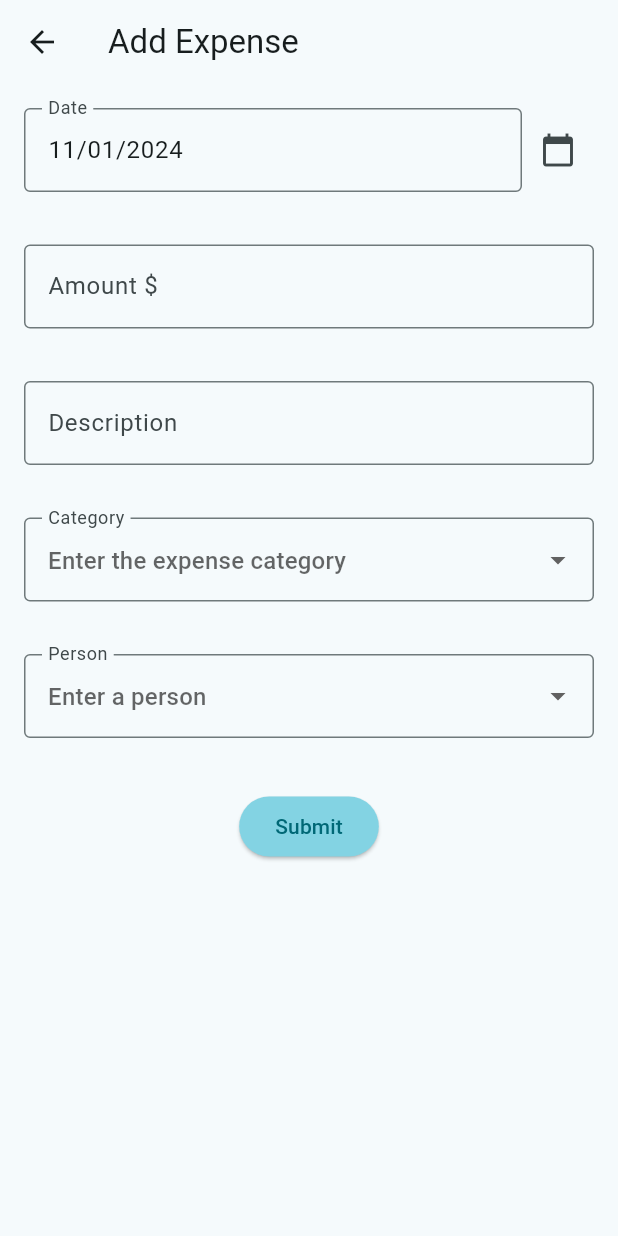
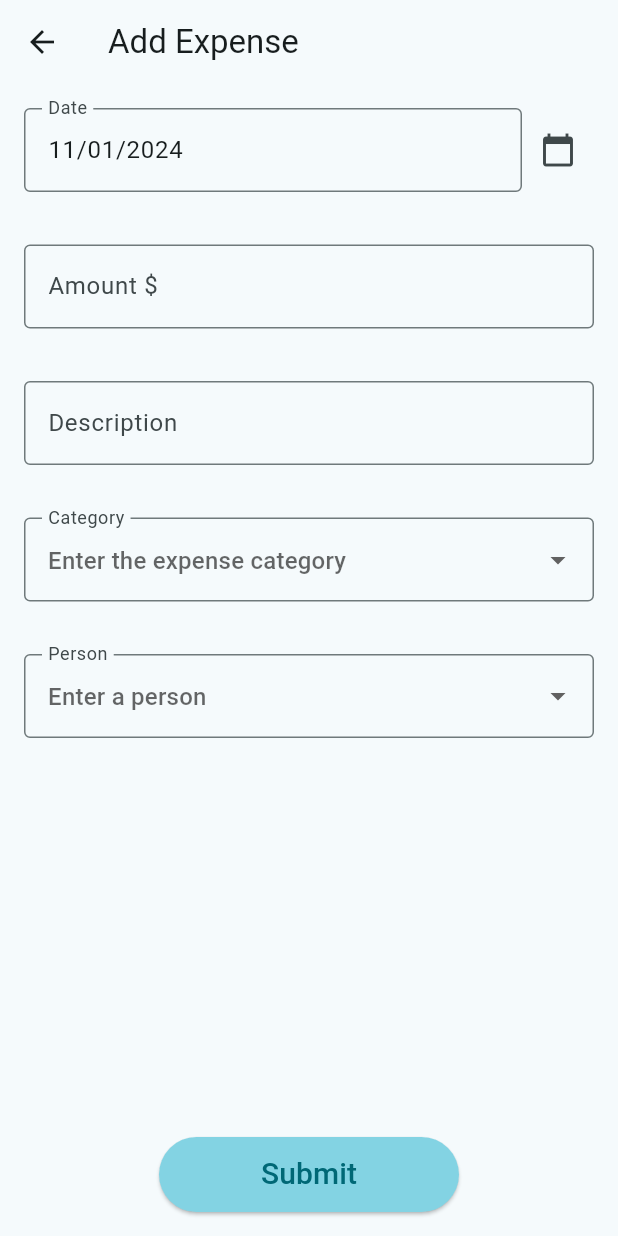
Before and after one commit to dhruv282/expense-manager, a Flutter app: the AddExpensePage screen opened directly, on a phone screen of 412 x 824 dp. Run offline on Flutter 3.47's test engine with Material 3 defaults, Android fonts, the phone set to English and light mode, and no system bars; our stand-ins replace currency_text_input_formatter, data_table_2, flutter_secure_storage, logger; missing offline and left inert: pattern_formatter, postgres; accounts and stored records are empty.

Commit message:
Fix scrollview and add move submit button to bottomsheet

```diff
--- a/lib/components/expense_form/expense_form.dart
+++ b/lib/components/expense_form/expense_form.dart
@@ -51,7 +51,9 @@ class _ExpenseFormState extends State<ExpenseForm> {
   Widget build(BuildContext context) {
     final ThemeData theme = Theme.of(context);
     final expenseProvider = Provider.of<ExpenseProvider>(context);
-    return Form(
+    return Scaffold(
+      body: SingleChildScrollView(
+          child: Form(
               key: _formKey,
               child: Column(
                 mainAxisAlignment: MainAxisAlignment.start,
@@ -64,7 +66,8 @@ class _ExpenseFormState extends State<ExpenseForm> {
                         maxCharacters: null,
                         keyboardType: TextInputType.datetime,
                         inputFormatter: DateInputFormatter(),
-                  controller: widget.controllerMap[dateTextFormFieldLabel]!,
+                        controller:
+                            widget.controllerMap[dateTextFormFieldLabel]!,
                         labelText: dateTextFormFieldLabel,
                         hintText: dateTextFormFieldHint,
                         obscureText: false,
@@ -115,8 +118,10 @@ class _ExpenseFormState extends State<ExpenseForm> {
                     enabled: true,
                     maxCharacters: null,
                     keyboardType: TextInputType.text,
-              inputFormatter: FilteringTextInputFormatter.singleLineFormatter,
-              controller: widget.controllerMap[descriptionTextFormFieldLabel]!,
+                    inputFormatter:
+                        FilteringTextInputFormatter.singleLineFormatter,
+                    controller:
+                        widget.controllerMap[descriptionTextFormFieldLabel]!,
                     labelText: descriptionTextFormFieldLabel,
                     hintText: descriptionTextFormFieldHint,
                     obscureText: false,
@@ -129,7 +134,8 @@ class _ExpenseFormState extends State<ExpenseForm> {
                   CustomFormDropdown(
                     options: expenseProvider.categoryOptions,
                     labelText: categoryTextFormFieldLabel,
-              controller: widget.controllerMap[categoryTextFormFieldLabel]!,
+                    controller:
+                        widget.controllerMap[categoryTextFormFieldLabel]!,
                     validator: checkEmptyInput,
                     hintText: categoryTextFormFieldHint,
                     icon: null,
@@ -156,8 +162,8 @@ class _ExpenseFormState extends State<ExpenseForm> {
                     validator: checkEmptyInput,
                     hintText: personTextFormFieldHint,
                     icon: null,
-              addOption:
-                  getAddOptionDropdownItem('add_new_owner', 'Add new owner'),
+                    addOption: getAddOptionDropdownItem(
+                        'add_new_owner', 'Add new owner'),
                     onAddOptionSelect: () => showAddDialog(
                       context,
                       'Add Owner',
@@ -170,9 +176,11 @@ class _ExpenseFormState extends State<ExpenseForm> {
                       ),
                     ),
                   ),
-            const SizedBox(height: 35),
-            ElevatedButton(
+                ],
+              ))),
+      bottomSheet: ElevatedButton(
         style: ElevatedButton.styleFrom(
+          minimumSize: const Size(200, 50),
           backgroundColor: isSubmitting
               ? theme.colorScheme.primary
               : theme.colorScheme.inversePrimary,
@@ -186,18 +194,17 @@ class _ExpenseFormState extends State<ExpenseForm> {
             // Validate returns true if the form is valid, or false otherwise.
             if (_formKey.currentState!.validate()) {
               ExpenseData expense = ExpenseData(
-                      description: widget
-                          .controllerMap[descriptionTextFormFieldLabel]!.text,
+                description:
+                    widget.controllerMap[descriptionTextFormFieldLabel]!.text,
                 cost: double.parse(widget
                     .controllerMap[amountTextFormFieldLabel]!.text
                     .replaceFirst("\$", "")
                     .replaceAll(",", "")),
-                      date: DateFormat('M/d/yyyy').parse(
-                          widget.controllerMap[dateTextFormFieldLabel]!.text),
-                      category: widget
-                          .controllerMap[categoryTextFormFieldLabel]!.text,
-                      person:
-                          widget.controllerMap[personTextFormFieldLabel]!.text,
+                date: DateFormat('M/d/yyyy')
+                    .parse(widget.controllerMap[dateTextFormFieldLabel]!.text),
+                category:
+                    widget.controllerMap[categoryTextFormFieldLabel]!.text,
+                person: widget.controllerMap[personTextFormFieldLabel]!.text,
               );
 
               widget.onSubmit(expense).then((res) {
@@ -217,13 +224,13 @@ class _ExpenseFormState extends State<ExpenseForm> {
         child: Text(
           'Submit',
           style: TextStyle(
+            fontSize: 20,
             color: isSubmitting
                 ? theme.colorScheme.inversePrimary
                 : theme.colorScheme.primary,
           ),
         ),
       ),
-          ],
-        ));
+    );
   }
 }
--- a/lib/main.dart
+++ b/lib/main.dart
@@ -14,6 +14,8 @@ class App extends StatelessWidget {
   @override
   Widget build(BuildContext context) {
     generateTheme(Brightness b) => ThemeData(
+          bottomSheetTheme:
+              const BottomSheetThemeData(backgroundColor: Colors.transparent),
           colorScheme:
               ColorScheme.fromSeed(seedColor: Colors.cyan, brightness: b),
           useMaterial3: true,
--- a/lib/pages/add_expense.dart
+++ b/lib/pages/add_expense.dart
@@ -41,7 +41,6 @@ class _AddExpensePageState extends State<AddExpensePage> {
       ),
       body: Padding(
           padding: const EdgeInsets.all(16.0),
-        child: SingleChildScrollView(
           child: ExpenseForm(
             controllerMap: formControllerMap,
             onSubmit: (ExpenseData e) => expenseProvider.addExpense(e),
@@ -60,8 +59,6 @@ class _AddExpensePageState extends State<AddExpensePage> {
               );
             },
           )),
-      ),
-      resizeToAvoidBottomInset: false,
     );
   }
 }
--- a/lib/pages/edit_expense.dart
+++ b/lib/pages/edit_expense.dart
@@ -47,7 +47,6 @@ class _EditExpensePageState extends State<EditExpensePage> {
       ),
       body: Padding(
           padding: const EdgeInsets.all(16.0),
-        child: SingleChildScrollView(
           child: ExpenseForm(
             controllerMap: formControllerMap,
             onSubmit: (ExpenseData e) {
@@ -63,8 +62,6 @@ class _EditExpensePageState extends State<EditExpensePage> {
                   context, 'Failed to update expense :(', SnackBarColor.error);
             },
           )),
-      ),
-      resizeToAvoidBottomInset: false,
     );
   }
 }
```
Lines whose indentation alone changed are shown as unchanged.
